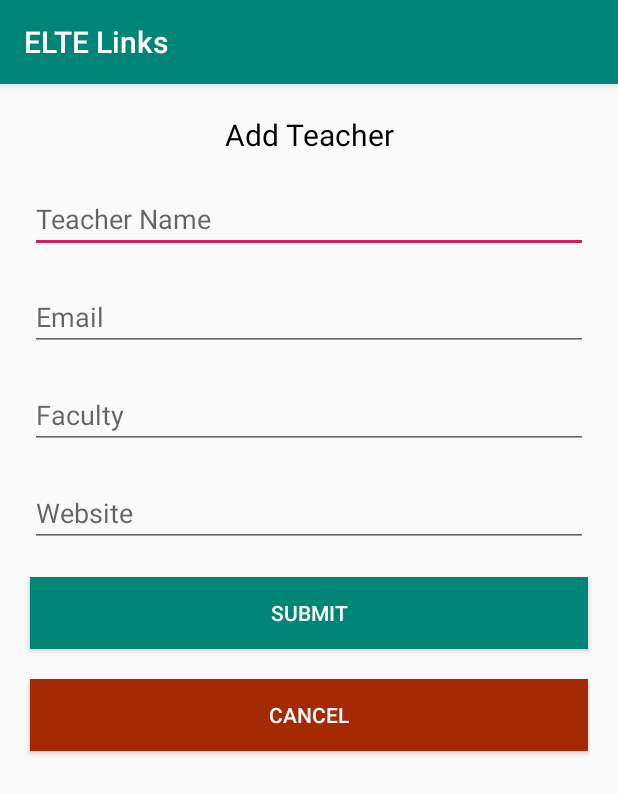
After one commit to BinnatMusayev/ELTE_lab, an Android app: the AddTeacher screen opened directly, with no data from a screen before it, on a phone screen of 412 x 824 dp. The commit adds this screen. Shown: the top 794 px of the screen. Run offline under Robolectric (Android 15) with nearby library versions, the phone set to English and light mode, and no system bars.

Commit message:
Add teacher activity

```diff
--- a/app/src/main/AndroidManifest.xml
+++ b/app/src/main/AndroidManifest.xml
@@ -9,6 +9,8 @@
         android:roundIcon="@mipmap/ic_launcher_round"
         android:supportsRtl="true"
         android:theme="@style/AppTheme">
+        <activity android:name=".AddTeacher"
+            android:windowSoftInputMode="adjustPan"></activity>
         <activity android:name=".MainActivity">
             <intent-filter>
                 <action android:name="android.intent.action.MAIN" />
--- /dev/null
+++ b/app/src/main/java/practice/com/eltelinks/AddTeacher.java
@@ -0,0 +1,18 @@
+package practice.com.eltelinks;
+
+import android.support.v7.app.AppCompatActivity;
+import android.os.Bundle;
+import android.support.v7.widget.Toolbar;
+
+public class AddTeacher extends AppCompatActivity {
+
+    @Override
+    protected void onCreate(Bundle savedInstanceState) {
+        super.onCreate(savedInstanceState);
+        setContentView(R.layout.activity_add_teacher);
+
+        //setting action bar
+        Toolbar toolbar = findViewById(R.id.toolbar_add_teacher);
+        setSupportActionBar(toolbar);
+    }
+}
--- a/app/src/main/java/practice/com/eltelinks/Teachers_Fragment.java
+++ b/app/src/main/java/practice/com/eltelinks/Teachers_Fragment.java
@@ -1,5 +1,6 @@
 package practice.com.eltelinks;
 
+import android.content.Intent;
 import android.os.Bundle;
 import android.support.annotation.NonNull;
 import android.support.annotation.Nullable;
@@ -52,13 +53,13 @@ public class Teachers_Fragment extends Fragment {
         //floating action button
         fab = view.findViewById(R.id.fab);
 
-//        fab.setOnClickListener(new View.OnClickListener() {
-//            @Override
-//            public void onClick(View view) {
-//                Snackbar.make(view, "Here's a Snackbar", Snackbar.LENGTH_LONG)
-//                        .setAction("Action", null).show();
-//            }
-//        });
+        fab.setOnClickListener(new View.OnClickListener() {
+            @Override
+            public void onClick(View view) {
+                Intent intent = new Intent(getActivity(), AddTeacher.class);
+                startActivity(intent);
+            }
+        });
 
         return view;
     }
--- /dev/null
+++ b/app/src/main/res/layout/activity_add_teacher.xml
@@ -0,0 +1,103 @@
+<?xml version="1.0" encoding="utf-8"?>
+<LinearLayout xmlns:android="http://schemas.android.com/apk/res/android"
+    xmlns:app="http://schemas.android.com/apk/res-auto"
+    xmlns:tools="http://schemas.android.com/tools"
+    android:layout_width="match_parent"
+    android:layout_height="match_parent"
+    android:orientation="vertical"
+    tools:context=".AddTeacher">
+
+    <android.support.v7.widget.Toolbar
+        android:id="@+id/toolbar_add_teacher"
+        android:layout_width="match_parent"
+        android:layout_height="?attr/actionBarSize"
+        android:background="@color/colorPrimary"
+        android:theme="@style/ThemeOverlay.AppCompat.Dark.ActionBar"
+        android:popupTheme="@style/ThemeOverlay.AppCompat.Light"
+        android:elevation="4dp"
+        >
+
+    </android.support.v7.widget.Toolbar>
+
+    <TextView
+        android:id="@+id/add_teacher_title"
+        android:text="Add Teacher"
+        android:layout_width="match_parent"
+        android:layout_height="wrap_content"
+        android:textColor="@color/black"
+        android:textSize="20sp"
+        android:textAlignment="center"
+        android:layout_margin="20dp"
+        />
+
+    <EditText
+        android:id="@+id/add_teacher_name"
+        android:layout_width="match_parent"
+        android:layout_height="wrap_content"
+        android:hint="Teacher Name"
+        android:layout_marginLeft="20dp"
+        android:layout_marginRight="20dp"
+        android:layout_marginBottom="20dp"
+        />
+
+    <EditText
+        android:id="@+id/add_teacher_email"
+        android:layout_width="match_parent"
+        android:layout_height="wrap_content"
+        android:hint="Email"
+        android:inputType="textEmailAddress"
+        android:layout_marginLeft="20dp"
+        android:layout_marginRight="20dp"
+        android:layout_marginBottom="20dp"
+        />
+
+    <EditText
+        android:id="@+id/add_teacher_faculty"
+        android:layout_width="match_parent"
+        android:layout_height="wrap_content"
+        android:hint="Faculty"
+        android:layout_marginLeft="20dp"
+        android:layout_marginRight="20dp"
+        android:layout_marginBottom="20dp"
+        />
+
+    <EditText
+        android:id="@+id/add_teacher_website"
+        android:layout_width="match_parent"
+        android:layout_height="wrap_content"
+        android:hint="Website"
+        android:layout_marginLeft="20dp"
+        android:layout_marginRight="20dp"
+        android:layout_marginBottom="20dp"
+        />
+
+    <Button
+        android:id="@+id/add_teacher_submit"
+        android:layout_width="match_parent"
+        android:layout_height="wrap_content"
+        android:layout_marginLeft="20dp"
+        android:layout_marginRight="20dp"
+        android:layout_marginBottom="20dp"
+        android:background="@color/add_btn_bg"
+        android:text="Submit"
+        android:textAlignment="center"
+        android:textColor="@color/colorWhite"
+        />
+
+    <Button
+        android:id="@+id/add_teacher_cancel"
+        android:layout_width="match_parent"
+        android:layout_height="wrap_content"
+        android:layout_marginLeft="20dp"
+        android:layout_marginRight="20dp"
+        android:layout_marginBottom="20dp"
+        android:background="@color/cancel_btn_bg"
+        android:text="Cancel"
+        android:textAlignment="center"
+        android:textColor="@color/colorWhite"
+        />
+
+
+
+
+</LinearLayout>
--- a/app/src/main/res/values/colors.xml
+++ b/app/src/main/res/values/colors.xml
@@ -8,4 +8,6 @@
     <color name="black">#000000</color>
     <color name="teacher_lg_bg">#00725F</color>
     <color name="website_link">#038DC5</color>
+    <color name="add_btn_bg">#008577</color>
+    <color name="cancel_btn_bg">#A52A04</color>
 </resources>
```
